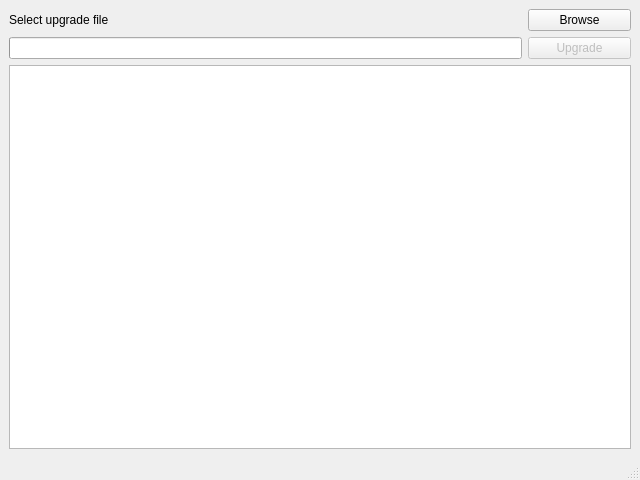
Before: the Qt Designer form QUI/fastboot.ui in rycstar/Qfastboot_client, drawn with Qt 5.
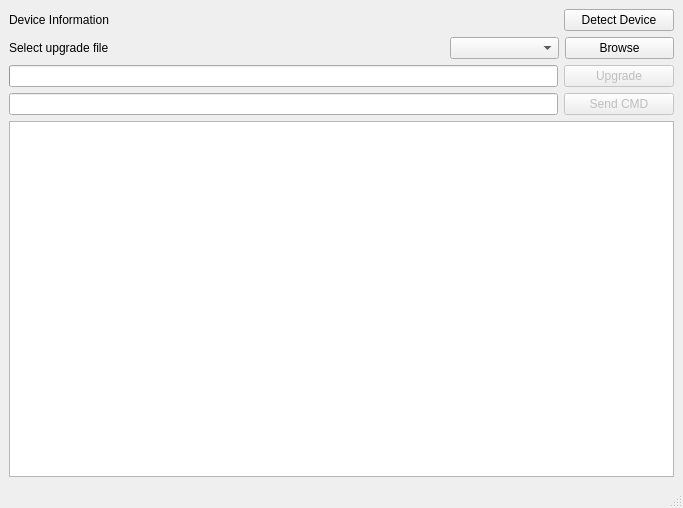
After: the same form once the commit is applied.

Commit message: [TR]add upgrade and getvar support on UI

Patch:
```diff
--- a/QUI/fastboot.ui
+++ b/QUI/fastboot.ui
@@ -6,8 +6,8 @@
    <rect>
     <x>0</x>
     <y>0</y>
-    <width>640</width>
-    <height>480</height>
+    <width>683</width>
+    <height>508</height>
    </rect>
   </property>
   <property name="windowTitle">
@@ -16,7 +16,25 @@
   <widget class="QWidget" name="centralwidget">
    <layout class="QVBoxLayout" name="verticalLayout">
     <item>
-     <layout class="QHBoxLayout" name="horizontalLayout" stretch="5,1">
+     <layout class="QHBoxLayout" name="horizontalLayout_3" stretch="5,1">
+      <item>
+       <widget class="QLabel" name="device_label">
+        <property name="text">
+         <string>Device Information</string>
+        </property>
+       </widget>
+      </item>
+      <item>
+       <widget class="QPushButton" name="detect_btn">
+        <property name="text">
+         <string>Detect Device</string>
+        </property>
+       </widget>
+      </item>
+     </layout>
+    </item>
+    <item>
+     <layout class="QHBoxLayout" name="horizontalLayout" stretch="4,1,1">
       <item>
        <widget class="QLabel" name="select_file_label">
         <property name="text">
@@ -24,6 +42,9 @@
         </property>
        </widget>
       </item>
+      <item>
+       <widget class="QComboBox" name="filetype_comboBox"/>
+      </item>
       <item>
        <widget class="QPushButton" name="Browse_btn">
         <property name="text">
@@ -57,6 +78,23 @@
       </item>
      </layout>
     </item>
+    <item>
+     <layout class="QHBoxLayout" name="horizontalLayout_4" stretch="5,1">
+      <item>
+       <widget class="QLineEdit" name="cmd_lineEdit"/>
+      </item>
+      <item>
+       <widget class="QPushButton" name="cmd_send_btn">
+        <property name="enabled">
+         <bool>false</bool>
+        </property>
+        <property name="text">
+         <string>Send CMD</string>
+        </property>
+       </widget>
+      </item>
+     </layout>
+    </item>
     <item>
      <widget class="QTextBrowser" name="log_textBrowser"/>
     </item>
```
Left out of the diff: 2 changed lines with no effect on the pictures. The commit also changes 2 other files.
